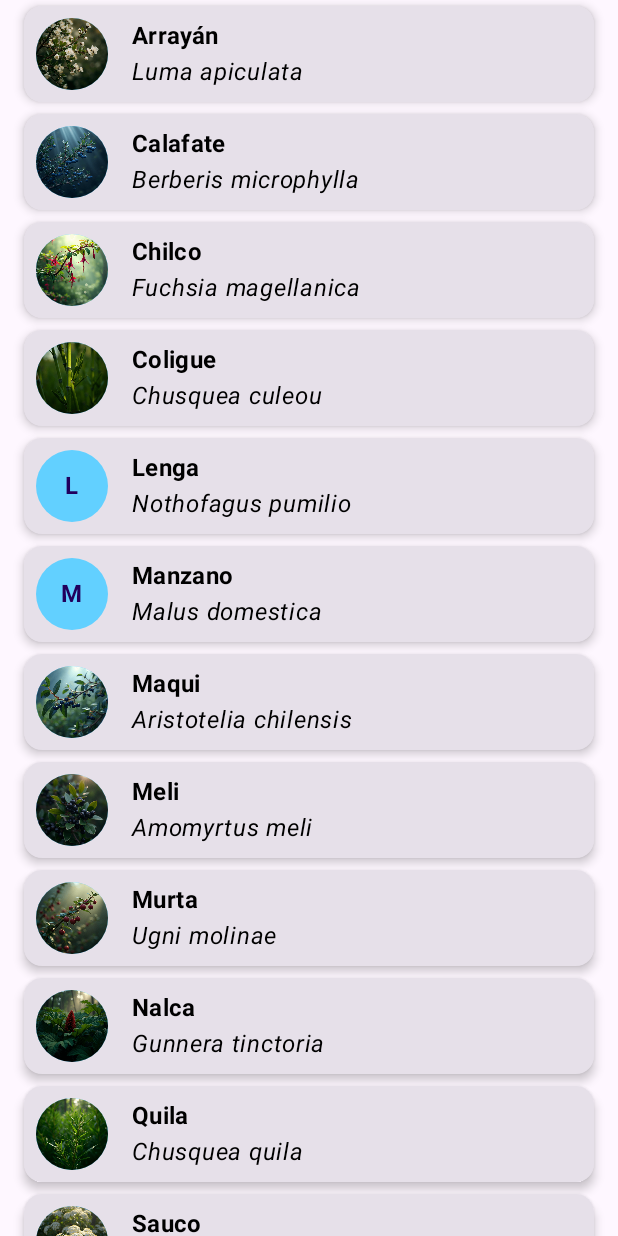
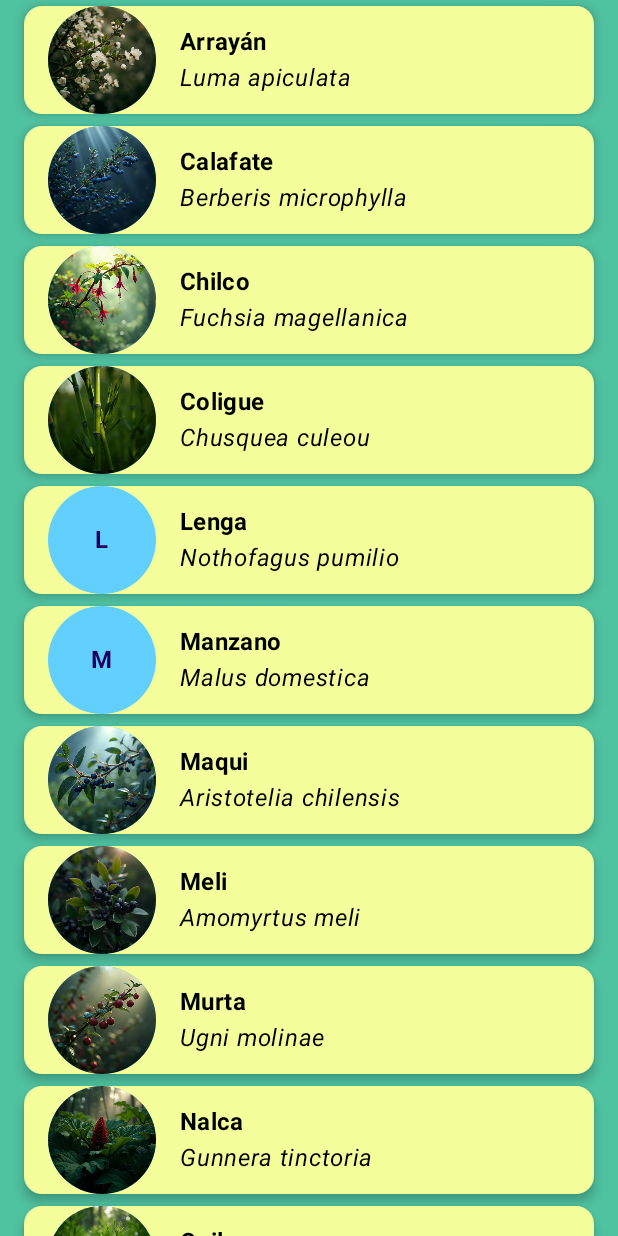
Before and after one commit to Marglodis/lazycolumn-android-app, an Android app built with Jetpack Compose: the screen it shows after launch (MainActivity), on a phone screen of 412 x 824 dp. Run offline under Robolectric (Android 15) with nearby library versions, the phone set to English and light mode, and no system bars.

Commit message:
Actualziación de colores en la vista

```diff
--- a/app/src/main/java/com/mtovar/lazycolumnapp/components/TreeItem.kt
+++ b/app/src/main/java/com/mtovar/lazycolumnapp/components/TreeItem.kt
@@ -43,11 +43,14 @@ fun TreeItem(
         modifier = Modifier
             .fillMaxWidth()
             .padding(horizontal = 16.dp, vertical = 4.dp),
+        colors = CardDefaults.cardColors(
+            containerColor = MaterialTheme.colorScheme.onBackground,
+        ),
         elevation = CardDefaults.cardElevation(4.dp)
     ) {
         Row(
             modifier = modifier
-                .padding(8.dp)
+                .padding(horizontal = 16.dp)
                 .fillMaxWidth(),
             verticalAlignment = Alignment.CenterVertically
 
@@ -55,7 +58,7 @@ fun TreeItem(
             //Avatar
             Card(
                 modifier = Modifier
-                    .size(48.dp)
+                    .size(72.dp)
                     .clip(CircleShape), colors = CardDefaults.cardColors(
                     containerColor = MaterialTheme.colorScheme.primaryContainer,
                 )
--- a/app/src/main/java/com/mtovar/lazycolumnapp/ui/theme/Color.kt
+++ b/app/src/main/java/com/mtovar/lazycolumnapp/ui/theme/Color.kt
@@ -11,3 +11,7 @@ val PurpleGrey40 = Color(0xFF625b71)
 val Pink40 = Color(0xFF7D5260)
 
 val TreeList = Color(0xFF62D0FF)
+
+val TreeScreenBackground = Color(0xFF4FC2A0)
+
+val TreeItem = Color(0xFFF4FF9B)
--- a/app/src/main/java/com/mtovar/lazycolumnapp/ui/theme/Theme.kt
+++ b/app/src/main/java/com/mtovar/lazycolumnapp/ui/theme/Theme.kt
@@ -22,14 +22,14 @@ private val LightColorScheme = lightColorScheme(
     secondary = PurpleGrey40,
     tertiary = Pink40,
     primaryContainer  = TreeList,
-
+    background = TreeScreenBackground,
+    onBackground = TreeItem,
     /* Other default colors to override
-    background = Color(0xFFFFFBFE),
     surface = Color(0xFFFFFBFE),
     onPrimary = Color.White,
     onSecondary = Color.White,
     onTertiary = Color.White,
-    onBackground = Color(0xFF1C1B1F),
+
     onSurface = Color(0xFF1C1B1F),
     */
 )
```
